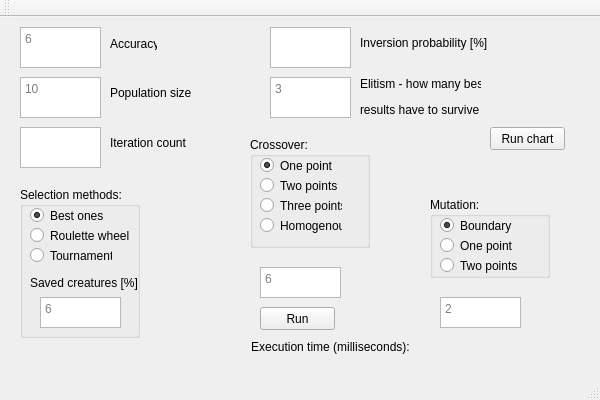
First picture: the form in GenAlgorithm/GenAlgorithm.ui, repository matgrz/GenAlgorithm, before the edit.
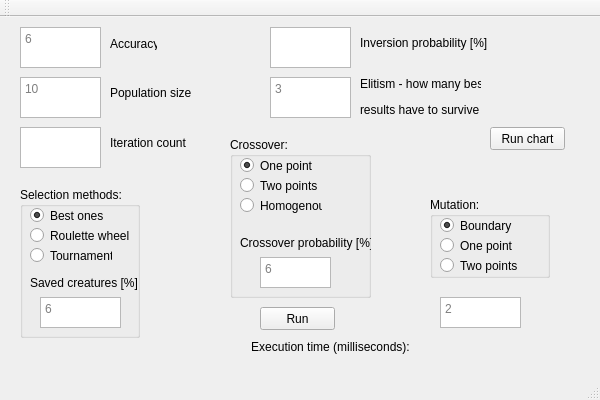
Second picture: the form after the edit.

Commit message: Add HomogeneousCrossover class

Diff of the .ui file:
```diff
--- a/GenAlgorithm/GenAlgorithm.ui
+++ b/GenAlgorithm/GenAlgorithm.ui
@@ -182,10 +182,10 @@
    <widget class="QGroupBox" name="groupBoxRecombination">
     <property name="geometry">
      <rect>
-      <x>250</x>
+      <x>230</x>
       <y>120</y>
-      <width>120</width>
-      <height>111</height>
+      <width>141</width>
+      <height>161</height>
      </rect>
     </property>
     <property name="title">
@@ -220,24 +220,11 @@
       <string>Two points</string>
      </property>
     </widget>
-    <widget class="QRadioButton" name="radioButtonRecomb3">
-     <property name="geometry">
-      <rect>
-       <x>10</x>
-       <y>60</y>
-       <width>82</width>
-       <height>17</height>
-      </rect>
-     </property>
-     <property name="text">
-      <string>Three points</string>
-     </property>
-    </widget>
     <widget class="QRadioButton" name="radioButtonRecomb4">
      <property name="geometry">
       <rect>
        <x>10</x>
-       <y>80</y>
+       <y>60</y>
        <width>82</width>
        <height>17</height>
       </rect>
@@ -246,6 +233,32 @@
       <string>Homogenous</string>
      </property>
     </widget>
+    <widget class="QTextEdit" name="textEditCrossoverProbability">
+     <property name="geometry">
+      <rect>
+       <x>30</x>
+       <y>120</y>
+       <width>71</width>
+       <height>31</height>
+      </rect>
+     </property>
+     <property name="placeholderText">
+      <string>6</string>
+     </property>
+    </widget>
+    <widget class="QLabel" name="labelCrossoverInfo">
+     <property name="geometry">
+      <rect>
+       <x>10</x>
+       <y>90</y>
+       <width>141</width>
+       <height>31</height>
+      </rect>
+     </property>
+     <property name="text">
+      <string>Crossover probability [%]</string>
+     </property>
+    </widget>
    </widget>
    <widget class="QGroupBox" name="groupBoxRecombination_2">
     <property name="geometry">
@@ -328,19 +341,6 @@
      <string>Population size</string>
     </property>
    </widget>
-   <widget class="QTextEdit" name="textEditCrossoverProbability">
-    <property name="geometry">
-     <rect>
-      <x>260</x>
-      <y>250</y>
-      <width>81</width>
-      <height>31</height>
-     </rect>
-    </property>
-    <property name="placeholderText">
-     <string>6</string>
-    </property>
-   </widget>
    <widget class="QTextEdit" name="textEditMutationProbability">
     <property name="geometry">
      <rect>
```
The commit also changes 9 other files.
